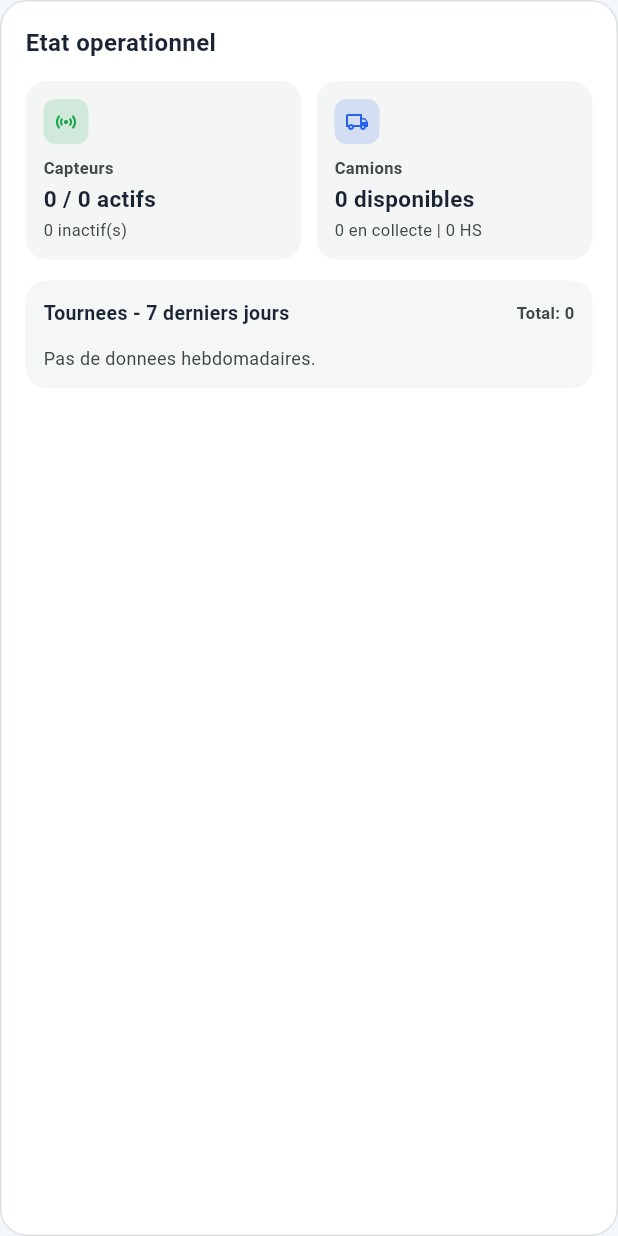
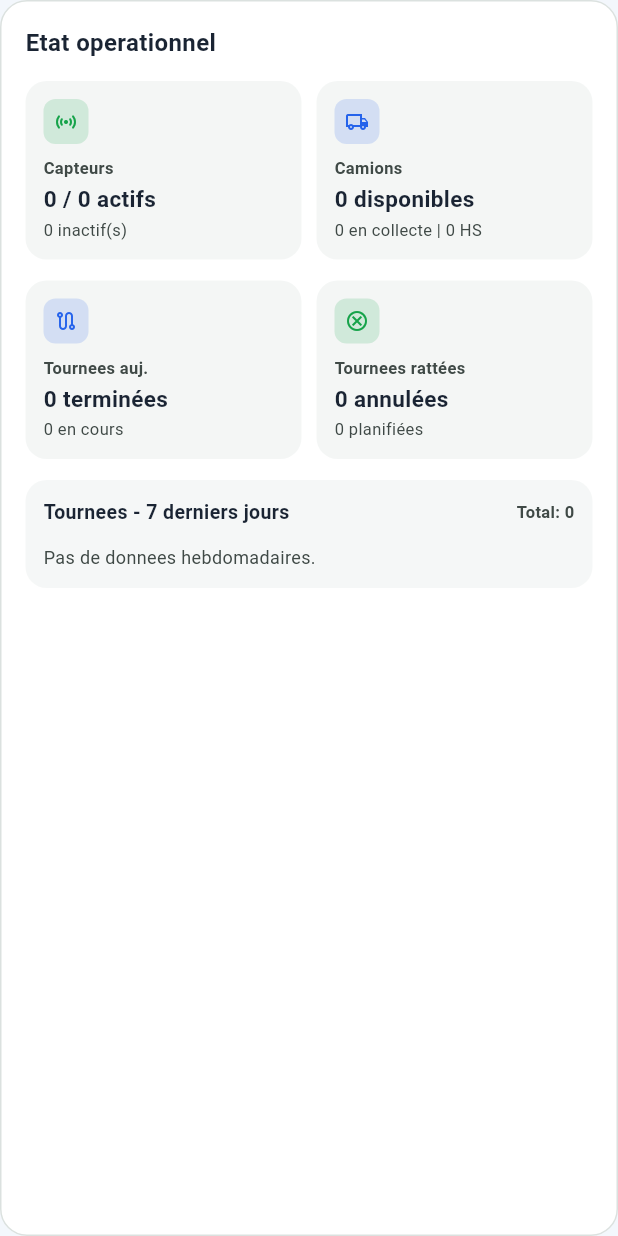
Before and after one commit to JihaneBoulahri/clean_way_frontend, a Flutter app: the _OperationsInsights widget shown alone on an empty page, opened directly with empty values, on a phone screen of 412 x 824 dp. Run offline on Flutter 3.47's test engine with Material 3 defaults, Android fonts, the phone set to English and light mode, and no system bars; our stand-ins replace firebase_core, firebase_messaging, flutter_local_notifications, flutter_map, flutter_secure_storage, get and 2 more; accounts and stored records are empty; network calls fail.

Commit message:
ajouter tourne_ratte dans dashboard

```diff
--- a/lib/pages/dashboard/views/dashboard_page.dart
+++ b/lib/pages/dashboard/views/dashboard_page.dart
@@ -473,7 +473,12 @@ class _OperationsInsights extends StatelessWidget {
     final camionsDisponibles = _toInt(stats['camions_disponibles']);
     final camionsCollecte = _toInt(stats['camions_en_collecte']);
     final camionsHs = _toInt(stats['camions_hors_service']);
-    final criticalBins = _toInt(stats['bennes_critique']);
+
+    // Tournées aujourd'hui
+    final tourneesEnCoursAujourdhui = _toInt(stats['tournees_en_cours_aujourdhui']);
+    final tourneesTermineesAujourdhui = _toInt(stats['tournees_terminees_aujourdhui']);
+    final tourneesPlanifieesAujourdhui = _toInt(stats['tournees_planifiees_aujourdhui']);
+    final tourneesRatteeAujourdhui = _toInt(stats['tournees_rattées_aujourdhui']);
 
     final rawWeek = stats['tournees_7_derniers_jours'];
     final weekly = (rawWeek is List ? rawWeek : const [])
@@ -526,6 +531,34 @@ class _OperationsInsights extends StatelessWidget {
                   tone: camionsHs > 0
                       ? const Color(0xFFF59E0B)
                       : const Color(0xFF2563EB),
+                ),
+              ),
+            ],
+          ),
+          const SizedBox(height: 14),
+          Row(
+            children: [
+              Expanded(
+                child: _InsightTile(
+                  icon: Icons.route_outlined,
+                  title: 'Tournees auj.',
+                  value: '$tourneesTermineesAujourdhui terminées',
+                  subtitle: '$tourneesEnCoursAujourdhui en cours',
+                  tone: tourneesTermineesAujourdhui > 0
+                      ? const Color(0xFF16A34A)
+                      : const Color(0xFF2563EB),
+                ),
+              ),
+              const SizedBox(width: 10),
+              Expanded(
+                child: _InsightTile(
+                  icon: Icons.cancel_outlined,
+                  title: 'Tournees rattées',
+                  value: '$tourneesRatteeAujourdhui annulées',
+                  subtitle: '$tourneesPlanifieesAujourdhui planifiées',
+                  tone: tourneesRatteeAujourdhui > 0
+                      ? const Color(0xFFDC2626)
+                      : const Color(0xFF16A34A),
                 ),
               ),
             ],
```
